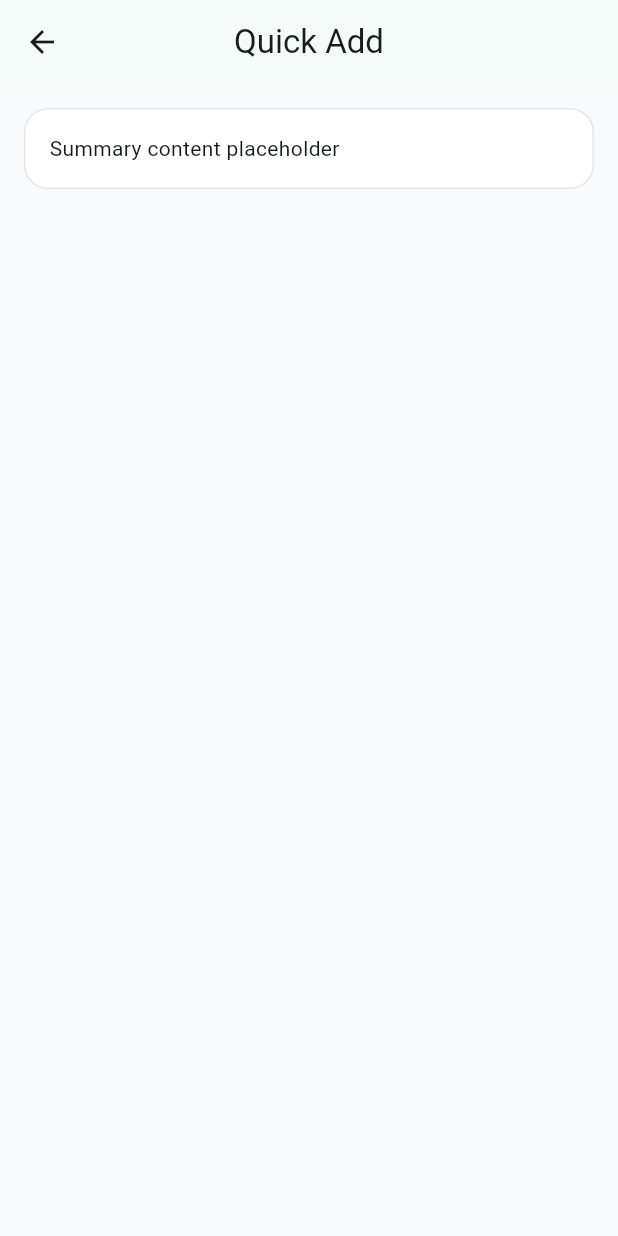
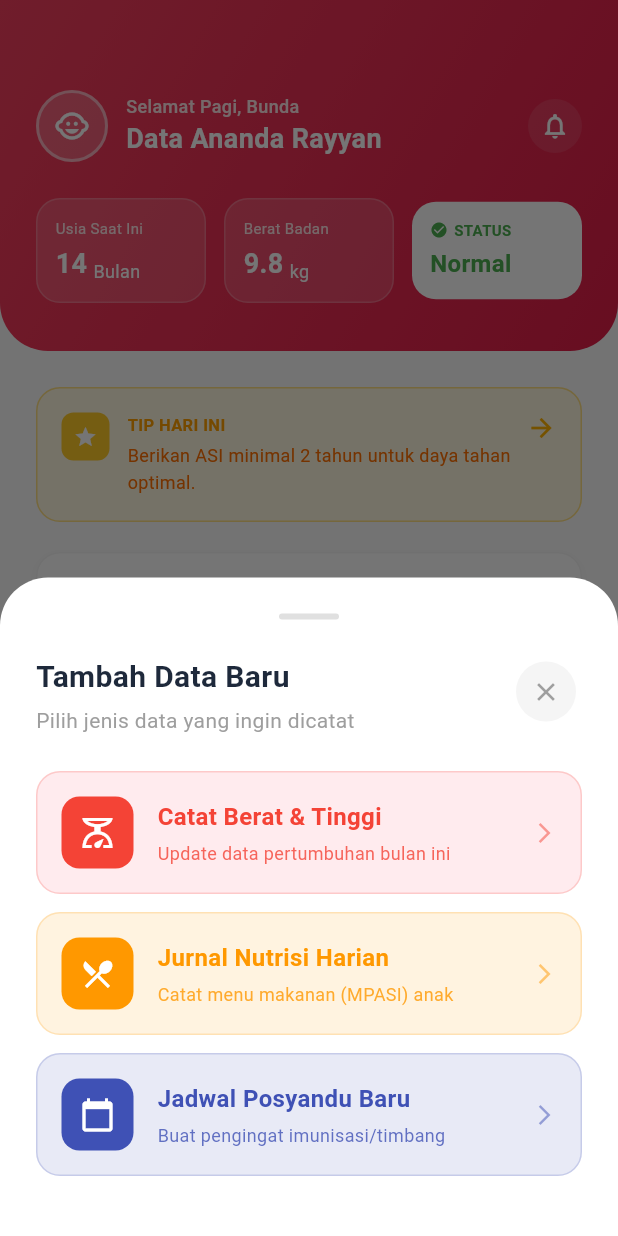
Before and after one commit to zidniee/NalarGizi, a Flutter app: the MainLayout screen opened directly, after a tap on the "add" icon, on a phone screen of 412 x 824 dp. Run offline on Flutter 3.47's test engine with Material 3 defaults, Android fonts, the phone set to English and light mode, and no system bars; our stand-ins replace dio, flutter_bloc, pretty_dio_logger, smooth_page_indicator, syncfusion_flutter_charts.

Commit message:
menambahkan quick add button

```diff
--- a/lib/features/dashboard/presentation/pages/dashboard_page.dart
+++ b/lib/features/dashboard/presentation/pages/dashboard_page.dart
@@ -63,7 +63,7 @@ class DashboardPage extends StatelessWidget {
                     SizedBox(height: 24),
                     InfoPosyanduBanner(), // <-- Widget Baru
                     SizedBox(
-                      height: 100,
+                      height: 120,
                     ), // Ruang kosong agar tidak tertutup Bottom Navigation
                   ],
                 ),
--- a/lib/features/dashboard/presentation/widgets/dashboard_header.dart
+++ b/lib/features/dashboard/presentation/widgets/dashboard_header.dart
@@ -8,7 +8,17 @@ class DashboardHeader extends StatelessWidget {
     return Row(
       mainAxisAlignment: MainAxisAlignment.spaceBetween,
       children: [
-        Row(
+        GestureDetector(
+          behavior: HitTestBehavior.opaque,
+          onTap: () {
+            ScaffoldMessenger.of(context).showSnackBar(
+              const SnackBar(
+                content: Text('Membuka halaman Profil Anak...'),
+                behavior: SnackBarBehavior.floating,
+              ),
+            );
+          },
+          child: Row(
             children: [
               Container(
                 width: 48,
@@ -51,7 +61,18 @@ class DashboardHeader extends StatelessWidget {
               ),
             ],
           ),
-        Container(
+        ),
+
+        GestureDetector(
+          onTap: () {
+            ScaffoldMessenger.of(context).showSnackBar(
+              const SnackBar(
+                content: Text('Membuka halaman Riwayat Notifikasi...'),
+                behavior: SnackBarBehavior.floating,
+              ),
+            );
+          },
+          child: Container(
             padding: const EdgeInsets.all(8),
             decoration: BoxDecoration(
               color: Colors.white.withOpacity(0.1),
@@ -63,6 +84,7 @@ class DashboardHeader extends StatelessWidget {
               size: 20,
             ),
           ),
+        ),
       ],
     );
   }
--- a/lib/features/dashboard/presentation/widgets/dashboard_status_row.dart
+++ b/lib/features/dashboard/presentation/widgets/dashboard_status_row.dart
@@ -16,7 +16,6 @@ class DashboardStatusRow extends StatelessWidget {
     );
   }
 
-  // Fungsi bantuan diletakkan di dalam file yang sama agar rapi
   Widget _buildStatCard(String title, String value, String unit) {
     return Expanded(
       child: Container(
--- a/lib/features/dashboard/presentation/widgets/edukasi_gizi_section.dart
+++ b/lib/features/dashboard/presentation/widgets/edukasi_gizi_section.dart
@@ -20,12 +20,22 @@ class EdukasiGiziSection extends StatelessWidget {
                 color: Color(0xFF1E293B),
               ),
             ),
-            Text(
+            GestureDetector(
+              onTap: () {
+                ScaffoldMessenger.of(context).showSnackBar(
+                  const SnackBar(
+                    content: Text('Membuka halaman Semua Video Edukasi...'),
+                    behavior: SnackBarBehavior.floating,
+                  ),
+                );
+              },
+              child: Text(
                 "Lihat Semua",
                 style: TextStyle(
                   fontSize: 12,
                   fontWeight: FontWeight.bold,
                   color: Colors.pink[500],
+                ),
               ),
             ),
           ],
@@ -35,10 +45,11 @@ class EdukasiGiziSection extends StatelessWidget {
         // Daftar Video Scroll Horizontal
         SingleChildScrollView(
           scrollDirection: Axis.horizontal,
-          clipBehavior: Clip.none, // Agar shadow tidak terpotong
+          clipBehavior: Clip.none,
           child: Row(
             children: [
               _buildVideoCard(
+                context,
                 "Resep MPASI Ayam Anti Stunting",
                 "03:15",
                 "Nutrisi",
@@ -49,6 +60,7 @@ class EdukasiGiziSection extends StatelessWidget {
               ),
               const SizedBox(width: 12),
               _buildVideoCard(
+                context,
                 "Pentingnya 1000 Hari Pertama",
                 "05:42",
                 "Edukasi",
@@ -59,6 +71,7 @@ class EdukasiGiziSection extends StatelessWidget {
               ),
               const SizedBox(width: 12),
               _buildVideoCard(
+                context,
                 "Stimulasi Motorik Anak Usia 12-18 Bulan",
                 "04:20",
                 "Tumbuh",
@@ -75,6 +88,7 @@ class EdukasiGiziSection extends StatelessWidget {
   }
 
   Widget _buildVideoCard(
+    BuildContext context,
     String title,
     String duration,
     String tag,
@@ -83,7 +97,16 @@ class EdukasiGiziSection extends StatelessWidget {
     Color tagBg,
     Color tagText,
   ) {
-    return Container(
+    return GestureDetector(
+      onTap: () {
+        ScaffoldMessenger.of(context).showSnackBar(
+          SnackBar(
+            content: Text('Memutar video: $title...'),
+            behavior: SnackBarBehavior.floating,
+          ),
+        );
+      },
+      child: Container(
         width: 160,
         decoration: BoxDecoration(
           color: Colors.white,
@@ -150,7 +173,10 @@ class EdukasiGiziSection extends StatelessWidget {
                       ),
                       child: Text(
                         duration,
-                      style: const TextStyle(fontSize: 9, color: Colors.white),
+                        style: const TextStyle(
+                          fontSize: 9,
+                          color: Colors.white,
+                        ),
                       ),
                     ),
                   ),
@@ -173,6 +199,7 @@ class EdukasiGiziSection extends StatelessWidget {
             ),
           ],
         ),
+      ),
     );
   }
 }
--- a/lib/features/dashboard/presentation/widgets/info_posyandu_banner.dart
+++ b/lib/features/dashboard/presentation/widgets/info_posyandu_banner.dart
@@ -5,12 +5,19 @@ class InfoPosyanduBanner extends StatelessWidget {
 
   @override
   Widget build(BuildContext context) {
-    // ClipRRect berfungsi memotong dekorasi bundaran yang keluar dari batas kotak
-    return ClipRRect(
+    return GestureDetector(
+      onTap: () {
+        ScaffoldMessenger.of(context).showSnackBar(
+          const SnackBar(
+            content: Text('Beralih ke halaman fitur Posyandu...'),
+            behavior: SnackBarBehavior.floating,
+          ),
+        );
+      },
+      child: ClipRRect(
         borderRadius: BorderRadius.circular(16),
         child: Stack(
           children: [
-          // 1. Latar Belakang Gradient & Teks Utama
             Container(
               padding: const EdgeInsets.all(16),
               decoration: const BoxDecoration(
@@ -56,23 +63,21 @@ class InfoPosyanduBanner extends StatelessWidget {
               ),
             ),
 
-          // 2. Bundaran Putih Pudar (Dekorasi)
             Positioned(
-            right: -16, // Digeser sedikit keluar batas kanan
-            bottom: -16, // Digeser sedikit keluar batas bawah
+              right: -16,
+              bottom: -16,
               child: Container(
                 width: 96,
                 height: 96,
                 decoration: BoxDecoration(
                   shape: BoxShape.circle,
-                color: Colors.white.withOpacity(
-                  0.1,
-                ), // Putih dengan transparansi 10%
+                  color: Colors.white.withOpacity(0.1),
                 ),
               ),
             ),
           ],
         ),
+      ),
     );
   }
 }
--- a/lib/features/dashboard/presentation/widgets/jadwal_terdekat_card.dart
+++ b/lib/features/dashboard/presentation/widgets/jadwal_terdekat_card.dart
@@ -26,7 +26,16 @@ class JadwalTerdekatCard extends StatelessWidget {
                 Icon(Icons.arrow_forward, size: 14, color: Colors.grey),
               ],
             ),
-            Text(
+            GestureDetector(
+              onTap: () {
+                ScaffoldMessenger.of(context).showSnackBar(
+                  const SnackBar(
+                    content: Text('Membuka daftar Semua Jadwal Posyandu...'),
+                    behavior: SnackBarBehavior.floating,
+                  ),
+                );
+              },
+              child: Text(
                 "Lihat Semua",
                 style: TextStyle(
                   fontSize: 12,
@@ -34,12 +43,21 @@ class JadwalTerdekatCard extends StatelessWidget {
                   color: Colors.pink[500],
                 ),
               ),
+            ),
           ],
         ),
         const SizedBox(height: 12),
 
-        // Kartu Jadwal Utama
-        Container(
+        GestureDetector(
+          onTap: () {
+            ScaffoldMessenger.of(context).showSnackBar(
+              const SnackBar(
+                content: Text('Membuka detail jadwal Posyandu & Vitamin A...'),
+                behavior: SnackBarBehavior.floating,
+              ),
+            );
+          },
+          child: Container(
             padding: const EdgeInsets.all(16),
             decoration: BoxDecoration(
               color: Colors.white,
@@ -55,7 +73,6 @@ class JadwalTerdekatCard extends StatelessWidget {
             ),
             child: Row(
               children: [
-              // Kotak Tanggal (Gradien Ungu/Indigo)
                 Container(
                   width: 58,
                   height: 58,
@@ -153,6 +170,7 @@ class JadwalTerdekatCard extends StatelessWidget {
               ],
             ),
           ),
+        ),
       ],
     );
   }
--- a/lib/features/dashboard/presentation/widgets/tip_harian_card.dart
+++ b/lib/features/dashboard/presentation/widgets/tip_harian_card.dart
@@ -8,8 +8,8 @@ class TipHarianCard extends StatelessWidget {
     return Container(
       padding: const EdgeInsets.all(16),
       decoration: BoxDecoration(
-        color: Colors.amber[50], // Background amber-50
-        border: Border.all(color: Colors.amber[200]!), // Border amber-200
+        color: Colors.amber[50],
+        border: Border.all(color: Colors.amber[200]!),
         borderRadius: BorderRadius.circular(16),
       ),
       child: Row(
--- a/lib/features/dashboard/presentation/widgets/z_score_indicator_card.dart
+++ b/lib/features/dashboard/presentation/widgets/z_score_indicator_card.dart
@@ -71,9 +71,7 @@ class ZScoreIndicatorCard extends StatelessWidget {
             children: [
               const SizedBox(height: 12, width: double.infinity),
               Positioned(
-                left:
-                    MediaQuery.of(context).size.width *
-                    0.45, // Mengatur posisi titik di area Normal
+                left: MediaQuery.of(context).size.width * 0.45,
                 child: Container(
                   width: 12,
                   height: 12,
--- a/lib/features/quick_add/presentation/pages/quick_add_page.dart
+++ b/lib/features/quick_add/presentation/pages/quick_add_page.dart
@@ -1,6 +1,6 @@
 import 'package:flutter/material.dart';
 
-import '../widgets/quick_add_summary_card.dart';
+import '../widgets/quick_add_bottom_sheet.dart';
 
 class QuickAddPage extends StatelessWidget {
   const QuickAddPage({super.key});
@@ -11,7 +11,7 @@ class QuickAddPage extends StatelessWidget {
       appBar: AppBar(title: const Text('Quick Add')),
       body: const Padding(
         padding: EdgeInsets.all(16),
-        child: QuickAddSummaryCard(),
+        child: QuickAddBottomSheet(),
       ),
     );
   }
--- /dev/null
+++ b/lib/features/quick_add/presentation/widgets/quick_add_bottom_sheet.dart
@@ -0,0 +1,182 @@
+import 'package:flutter/material.dart';
+
+class QuickAddBottomSheet extends StatelessWidget {
+  const QuickAddBottomSheet({super.key});
+
+  @override
+  Widget build(BuildContext context) {
+    return Container(
+      padding: const EdgeInsets.all(24),
+      decoration: const BoxDecoration(
+        color: Colors.white,
+        borderRadius: BorderRadius.vertical(top: Radius.circular(32)),
+      ),
+      child: Column(
+        mainAxisSize: MainAxisSize.min, // Agar tingginya menyesuaikan isi
+        crossAxisAlignment: CrossAxisAlignment.start,
+        children: [
+          // Garis kecil di tengah atas (Handle)
+          Center(
+            child: Container(
+              width: 40,
+              height: 4,
+              margin: const EdgeInsets.only(bottom: 24),
+              decoration: BoxDecoration(
+                color: Colors.grey[300],
+                borderRadius: BorderRadius.circular(10),
+              ),
+            ),
+          ),
+
+          // Judul dan Tombol Silang (X)
+          Row(
+            mainAxisAlignment: MainAxisAlignment.spaceBetween,
+            crossAxisAlignment: CrossAxisAlignment.start,
+            children: [
+              const Expanded(
+                child: Column(
+                  crossAxisAlignment: CrossAxisAlignment.start,
+                  children: [
+                    Text(
+                      'Tambah Data Baru',
+                      style: TextStyle(
+                        fontSize: 20,
+                        fontWeight: FontWeight.bold,
+                        color: Color(0xFF1E293B),
+                      ),
+                    ),
+                    SizedBox(height: 4),
+                    Text(
+                      'Pilih jenis data yang ingin dicatat',
+                      style: TextStyle(fontSize: 14, color: Colors.grey),
+                    ),
+                  ],
+                ),
+              ),
+              IconButton(
+                onPressed: () => Navigator.pop(context), // Aksi menutup pop-up
+                icon: const Icon(Icons.close, color: Colors.grey, size: 20),
+                style: IconButton.styleFrom(
+                  backgroundColor: Colors.grey[100],
+                  shape: const CircleBorder(),
+                ),
+              ),
+            ],
+          ),
+          const SizedBox(height: 24),
+
+          // Tombol 1: Catat Berat & Tinggi
+          _buildMenuCard(
+            context, // Perlu mengirim context agar notifikasi jalan
+            title: 'Catat Berat & Tinggi',
+            subtitle: 'Update data pertumbuhan bulan ini',
+            icon: Icons.scale_outlined,
+            iconColor: Colors.red,
+            bgColor: Colors.red[50]!,
+          ),
+          const SizedBox(height: 12),
+
+          // Tombol 2: Jurnal Nutrisi Harian
+          _buildMenuCard(
+            context,
+            title: 'Jurnal Nutrisi Harian',
+            subtitle: 'Catat menu makanan (MPASI) anak',
+            icon: Icons.restaurant_menu,
+            iconColor: Colors.orange,
+            bgColor: Colors.orange[50]!,
+          ),
+          const SizedBox(height: 12),
+
+          // Tombol 3: Jadwal Posyandu Baru
+          _buildMenuCard(
+            context,
+            title: 'Jadwal Posyandu Baru',
+            subtitle: 'Buat pengingat imunisasi/timbang',
+            icon: Icons.calendar_today,
+            iconColor: Colors.indigo,
+            bgColor: Colors.indigo[50]!,
+          ),
+
+          const SizedBox(height: 16), // Jarak aman ke bawah
+        ],
+      ),
+    );
+  }
+
+  // Widget bantuan dengan tambahan parameter context
+  Widget _buildMenuCard(
+    BuildContext context, {
+    required String title,
+    required String subtitle,
+    required IconData icon,
+    required Color iconColor,
+    required Color bgColor,
+  }) {
+    return InkWell(
+      onTap: () {
+        // 1. Tutup pop-up Bottom Sheet
+        Navigator.pop(context);
+
+        // 2. Munculkan notifikasi (SnackBar) pura-pura di bawah layar
+        ScaffoldMessenger.of(context).showSnackBar(
+          SnackBar(
+            content: Text('Membuka form $title...'),
+            behavior: SnackBarBehavior.floating,
+            backgroundColor: iconColor,
+            duration: const Duration(seconds: 2),
+          ),
+        );
+      },
+      borderRadius: BorderRadius.circular(16),
+      child: Container(
+        padding: const EdgeInsets.all(16),
+        decoration: BoxDecoration(
+          color: bgColor,
+          borderRadius: BorderRadius.circular(16),
+          border: Border.all(color: iconColor.withOpacity(0.2)),
+        ),
+        child: Row(
+          children: [
+            Container(
+              padding: const EdgeInsets.all(12),
+              decoration: BoxDecoration(
+                color: iconColor,
+                borderRadius: BorderRadius.circular(12),
+              ),
+              child: Icon(icon, color: Colors.white, size: 24),
+            ),
+            const SizedBox(width: 16),
+            Expanded(
+              child: Column(
+                crossAxisAlignment: CrossAxisAlignment.start,
+                children: [
+                  Text(
+                    title,
+                    style: TextStyle(
+                      fontSize: 16,
+                      fontWeight: FontWeight.bold,
+                      color: iconColor,
+                    ),
+                  ),
+                  const SizedBox(height: 4),
+                  Text(
+                    subtitle,
+                    style: TextStyle(
+                      fontSize: 12,
+                      color: iconColor.withOpacity(0.8),
+                    ),
+                  ),
+                ],
+              ),
+            ),
+            Icon(
+              Icons.arrow_forward_ios,
+              size: 16,
+              color: iconColor.withOpacity(0.5),
+            ),
+          ],
+        ),
+      ),
+    );
+  }
+}
--- a/lib/features/quick_add/presentation/widgets/quick_add_summary_card.dart
+++ /dev/null
@@ -1,19 +0,0 @@
-import 'package:flutter/material.dart';
-
-class QuickAddSummaryCard extends StatelessWidget {
-  const QuickAddSummaryCard({super.key});
-
-  @override
-  Widget build(BuildContext context) {
-    return Container(
-      width: double.infinity,
-      padding: const EdgeInsets.all(16),
-      decoration: BoxDecoration(
-        color: Colors.white,
-        borderRadius: BorderRadius.circular(16),
-        border: Border.all(color: const Color(0xFFE2E8F0)),
-      ),
-      child: const Text('Summary content placeholder'),
-    );
-  }
-}
--- a/lib/shared/widgets/custom_bottom_navigation_bar.dart
+++ b/lib/shared/widgets/custom_bottom_navigation_bar.dart
@@ -1,5 +1,5 @@
 import 'dart:ui' show clampDouble;
-
+import 'package:nalargizi/features/quick_add/presentation/widgets/quick_add_bottom_sheet.dart';
 import 'package:flutter/material.dart';
 
 class CustomBottomNavigationBar extends StatelessWidget {
@@ -150,7 +150,16 @@ class CustomBottomNavigationBar extends StatelessWidget {
                       child: Material(
                         color: Colors.transparent,
                         child: InkWell(
-                          onTap: () => onTap(2),
+                          onTap: () {
+                            showModalBottomSheet(
+                              context: context,
+                              isScrollControlled: true,
+                              backgroundColor: Colors.transparent,
+                              builder: (BuildContext context) {
+                                return const QuickAddBottomSheet();
+                              },
+                            );
+                          },
                           customBorder: const CircleBorder(),
                           child: Container(
                             width: outerButtonSize,
```
Also changed, not shown: pubspec.lock, 1 other file. Lines whose indentation alone changed are shown as unchanged.
